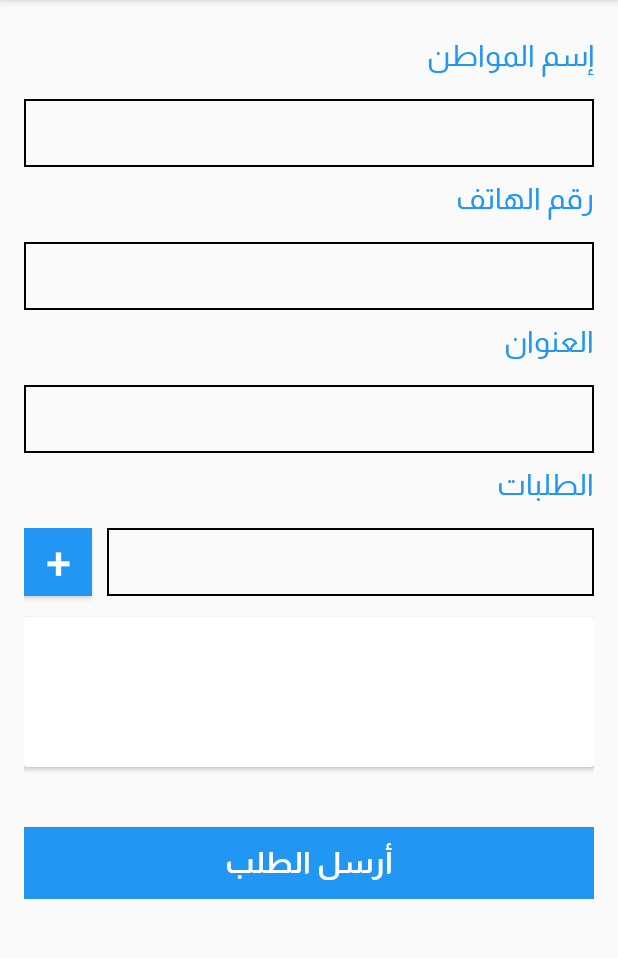
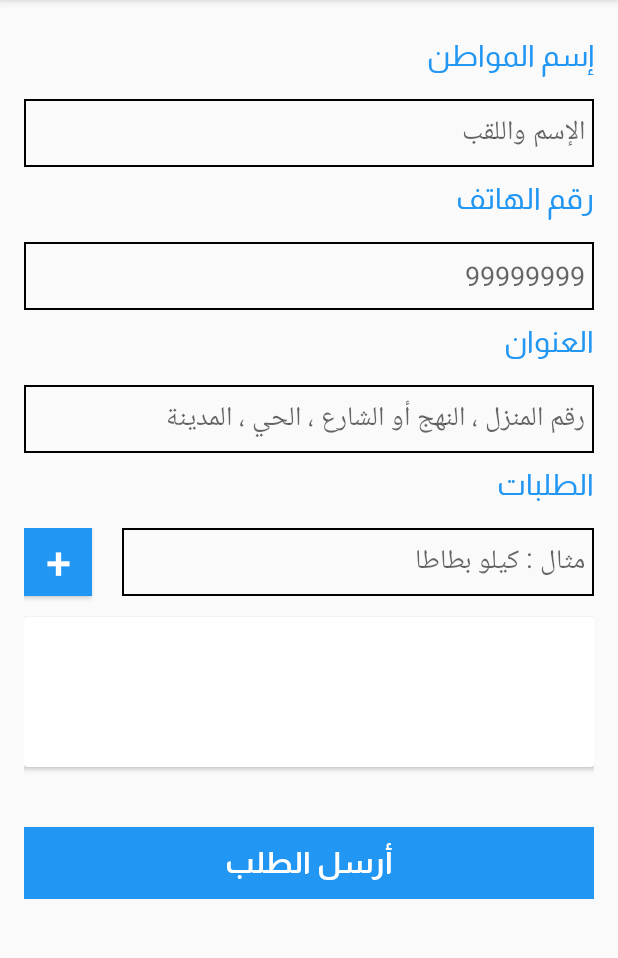
Before and after one commit to nadimgouia/ElAliaSolidaire, an Android app: the NewServiceActivity screen opened directly, with no data from a screen before it, on a phone screen of 412 x 824 dp, the part 84-1042 px from its top. Run offline under Robolectric (Android 15) with nearby library versions, the phone set to English and light mode, and no system bars; our stand-ins replace Firebase (no records; nobody signed in at launch, a user with empty details on screens opened directly).

Commit message:
add hints to input fields

```diff
--- a/app/src/main/res/layout/new_services_activity.xml
+++ b/app/src/main/res/layout/new_services_activity.xml
@@ -35,7 +35,7 @@
                 android:layout_width="match_parent"
                 android:layout_height="45dp"
                 android:background="@drawable/edit_text_border"
-                android:hint=""
+                android:hint="الإسم واللقب"
                 android:paddingLeft="6dp"
                 android:paddingRight="6dp" />
 
@@ -54,7 +54,7 @@
                 android:layout_width="match_parent"
                 android:layout_height="45dp"
                 android:background="@drawable/edit_text_border"
-                android:hint=""
+                android:hint="99999999"
                 android:inputType="number"
                 android:paddingLeft="6dp"
                 android:paddingRight="6dp" />
@@ -74,7 +74,7 @@
                 android:layout_width="match_parent"
                 android:layout_height="45dp"
                 android:background="@drawable/edit_text_border"
-                android:hint=""
+                android:hint="رقم المنزل ، النهج أو الشارع ، الحي ، المدينة"
                 android:paddingLeft="6dp"
                 android:paddingRight="6dp" />
 
@@ -96,10 +96,11 @@
                     android:id="@+id/editService"
                     android:layout_width="match_parent"
                     android:layout_height="45dp"
+                    android:layout_marginLeft="10dp"
                     android:layout_marginBottom="14dp"
                     android:layout_toRightOf="@id/btnAddService"
                     android:background="@drawable/edit_text_border"
-                    android:hint=""
+                    android:hint="مثال : كيلو بطاطا"
                     android:paddingLeft="6dp"
                     android:paddingRight="6dp" />
 
```
